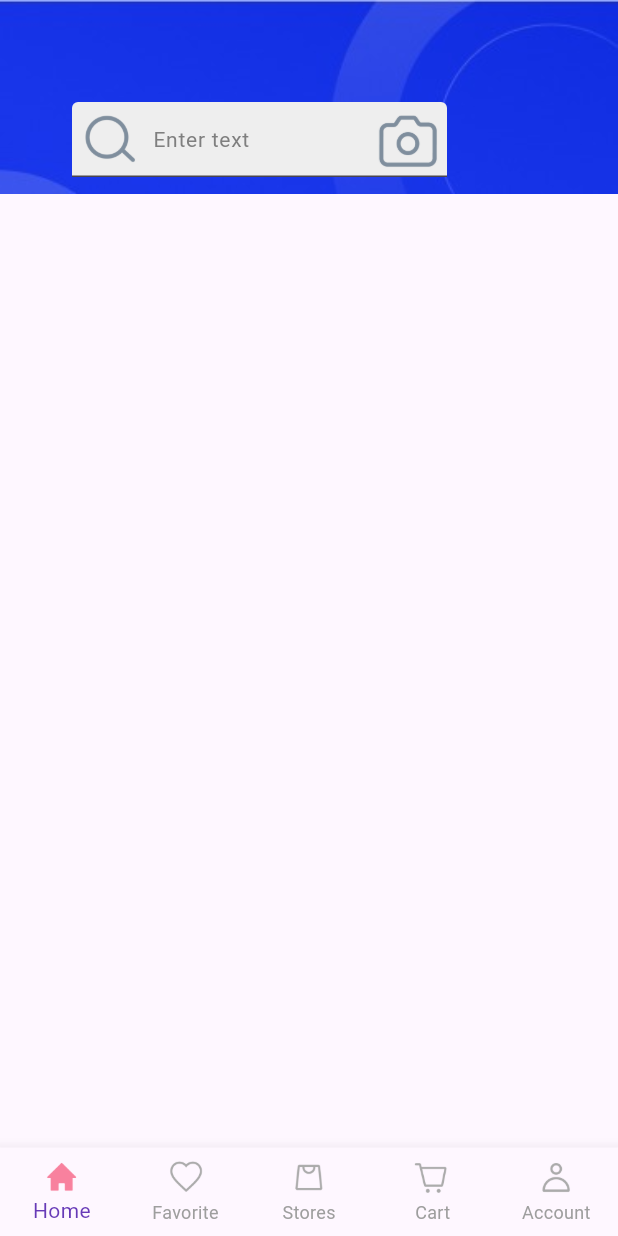
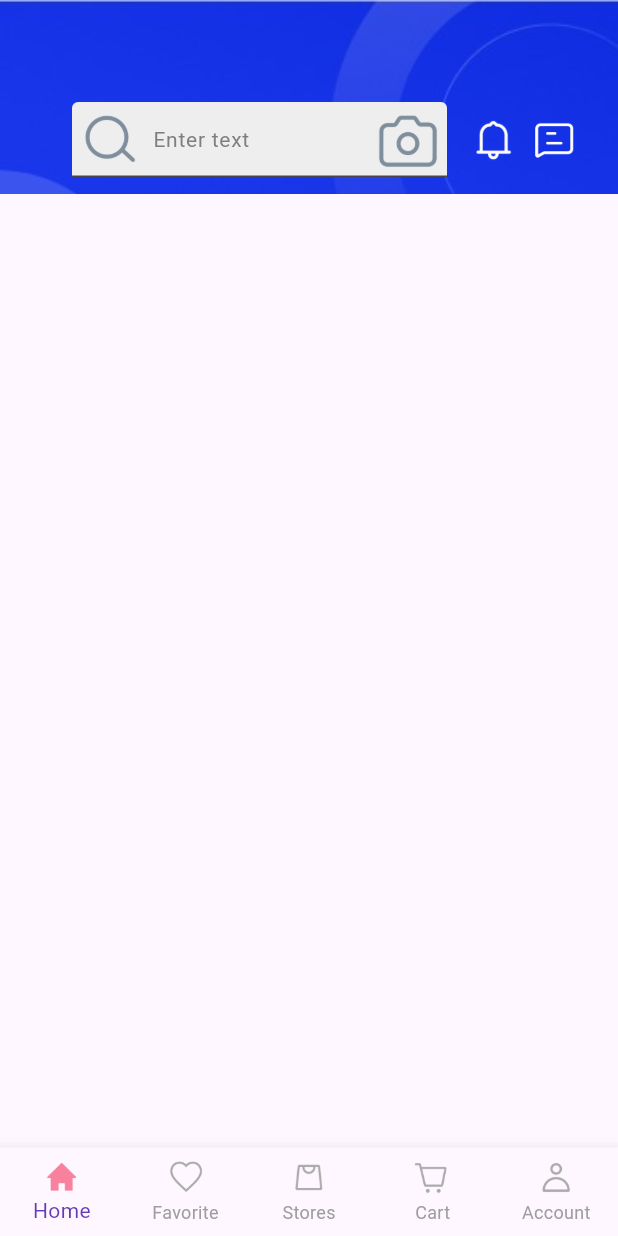
Before and after one commit to gyhcom/flutter_first, a Flutter app: the screen it shows after launch, on a phone screen of 412 x 824 dp. Run offline on Flutter 3.47's test engine with Material 3 defaults, Android fonts, the light colour scheme and no system bars; our stand-ins replace google_fonts.

```diff
--- a/lib/views/screens/nav_screens/widgets/header_widget.dart
+++ b/lib/views/screens/nav_screens/widgets/header_widget.dart
@@ -5,7 +5,7 @@
 
   @override
   Widget build(BuildContext context) {
-    return Container(
+    return SizedBox(
       width: MediaQuery.of(context).size.width,
       height: MediaQuery.of(context).size.height * 0.20,
       child: Stack(
@@ -42,6 +42,47 @@
               ),
             ),
           ),
+
+          Positioned(
+            left: 311,
+            top: 78,
+            child: Material(
+              type: MaterialType.transparency,
+
+              child: InkWell(
+                onTap: () {},
+                child: Ink(
+                  width: 31,
+                  height: 31,
+                  decoration: const BoxDecoration(
+                    image: DecorationImage(
+                      image: AssetImage('assets/icons/bell.png'),
+                    ),
+                  ),
+                ),
+              ),
+            ),
+          ),
+
+          Positioned(
+            left: 354,
+            top: 78,
+            child: Material(
+              type: MaterialType.transparency,
+              child: InkWell(
+                onTap: () {},
+                child: Ink(
+                  width: 31,
+                  height: 31,
+                  decoration: BoxDecoration(
+                    image: DecorationImage(
+                      image: AssetImage('assets/icons/message.png'),
+                    ),
+                  ),
+                ),
+              ),
+            ),
+          ),
         ],
       ),
     );
```
Also changed, not shown: 3 other files.
